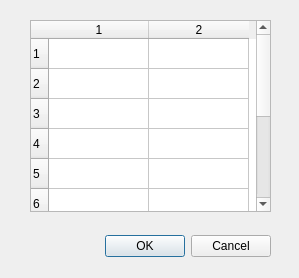
The window that Create.ui (namig41/DataBaseGUI) describes before a commit, drawn with Qt 5.
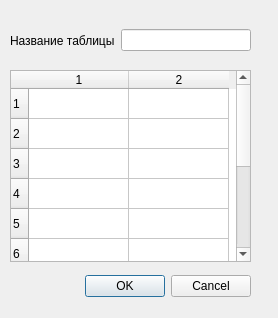
The same window after the commit.

```diff
--- a/Create.ui
+++ b/Create.ui
@@ -6,8 +6,8 @@
    <rect>
     <x>0</x>
     <y>0</y>
-    <width>299</width>
-    <height>278</height>
+    <width>278</width>
+    <height>318</height>
    </rect>
   </property>
   <property name="windowTitle">
@@ -16,8 +16,8 @@
   <widget class="QDialogButtonBox" name="buttonBox">
    <property name="geometry">
     <rect>
-     <x>90</x>
-     <y>230</y>
+     <x>70</x>
+     <y>270</y>
      <width>181</width>
      <height>32</height>
     </rect>
@@ -32,8 +32,8 @@
   <widget class="QTableWidget" name="tableWidget">
    <property name="geometry">
     <rect>
-     <x>30</x>
-     <y>20</y>
+     <x>10</x>
+     <y>70</y>
      <width>241</width>
      <height>192</height>
     </rect>
@@ -69,6 +69,28 @@
    <column/>
    <column/>
   </widget>
+  <widget class="QWidget" name="horizontalLayoutWidget">
+   <property name="geometry">
+    <rect>
+     <x>10</x>
+     <y>20</y>
+     <width>241</width>
+     <height>41</height>
+    </rect>
+   </property>
+   <layout class="QHBoxLayout" name="horizontalLayout">
+    <item>
+     <widget class="QLabel" name="label">
+      <property name="text">
+       <string>Название таблицы</string>
+      </property>
+     </widget>
+    </item>
+    <item>
+     <widget class="QLineEdit" name="lineEdit"/>
+    </item>
+   </layout>
+  </widget>
  </widget>
  <resources/>
  <connections>
```
Left out of the diff: 2 changed lines with no effect on the pictures.
